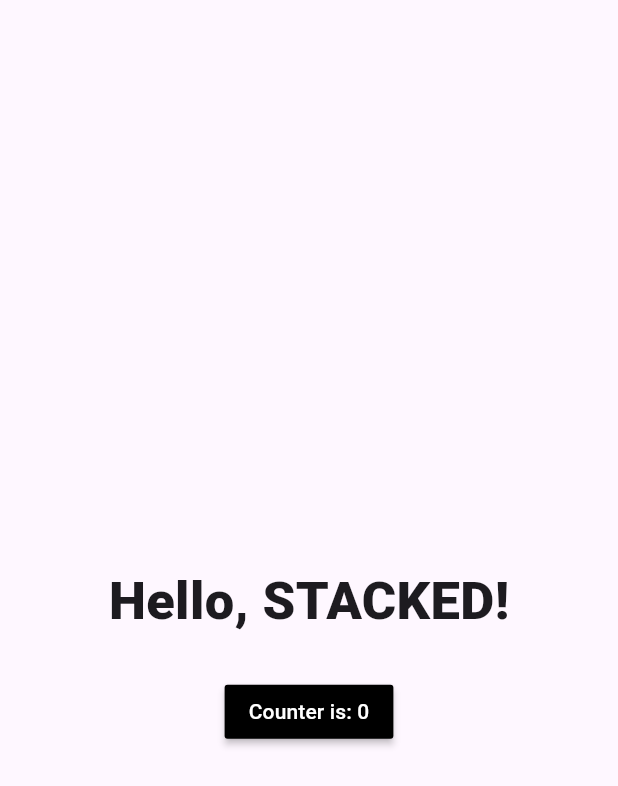
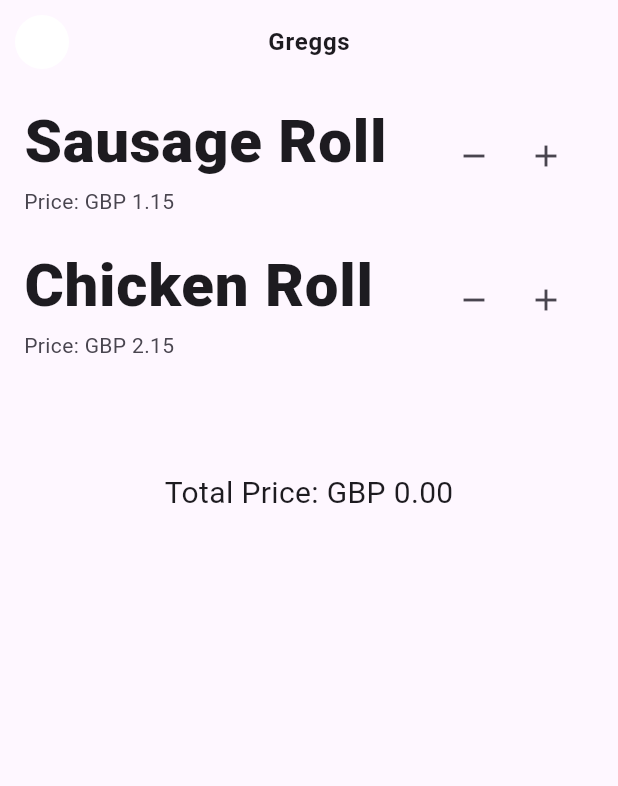
Before and after one commit to thapelo-mokole/flutter_greggs, a Flutter app: the screen it shows after launch, on a phone screen of 412 x 824 dp. Shown: the top 786 px of the screen. Run offline on Flutter 3.47's test engine with Material 3 defaults, Android fonts, the phone set to English and light mode, and no system bars; our stand-ins replace stacked, stacked_services, stacked_shared.

Commit message:
Working model

```diff
--- a/lib/app/app.dart
+++ b/lib/app/app.dart
@@ -1,3 +1,5 @@
+import 'package:flutter_greggs_app/services/basket_api_service.dart';
+import 'package:flutter_greggs_app/services/mock_api_service.dart';
 import 'package:flutter_greggs_app/ui/views/home/home_view.dart';
 import 'package:flutter_greggs_app/ui/views/startup/startup_view.dart';
 import 'package:stacked/stacked_annotations.dart';
@@ -12,6 +14,8 @@
   ],
   dependencies: [
     LazySingleton(classType: NavigationService),
+    LazySingleton(classType: MockApiService),
+    LazySingleton(classType: BasketApiService),
     // @stacked-service
   ],
 )
--- a/lib/app/app.locator.dart
+++ b/lib/app/app.locator.dart
@@ -8,6 +8,9 @@
 
 import 'package:stacked_services/src/navigation/navigation_service.dart';
 import 'package:stacked_shared/stacked_shared.dart';
+
+import '../services/basket_api_service.dart';
+import '../services/mock_api_service.dart';
 
 final locator = StackedLocator.instance;
 
@@ -21,4 +24,6 @@
 
 // Register dependencies
   locator.registerLazySingleton(() => NavigationService());
+  locator.registerLazySingleton(() => MockApiService());
+  locator.registerLazySingleton(() => BasketApiService());
 }
--- /dev/null
+++ b/lib/services/basket_api_service.dart
@@ -0,0 +1,39 @@
+import 'package:flutter_greggs_app/ui/models/basket_item.dart';
+
+class BasketApiService {
+  final Map<String, BasketItem> _items = {};
+
+  Map<String, BasketItem> get items {
+    return {..._items};
+  }
+
+  void addItem(String code, String name, double price) {
+    if (_items.containsKey(code)) {
+      _items[code]!.quantity++;
+    } else {
+      _items.putIfAbsent(
+          code, () => BasketItem(code: code, name: name, price: price));
+    }
+    print(_items);
+  }
+
+  void removeItem(String code) {
+    if (!_items.containsKey(code)) {
+      return;
+    }
+    if (_items[code]!.quantity > 1) {
+      _items[code]!.quantity--;
+    } else {
+      _items.remove(code);
+    }
+  }
+
+  double get totalItems {
+    return _items.values
+        .fold(0, (total, item) => (total + item.price * item.quantity));
+  }
+
+  void clearBasket() {
+    _items.clear();
+  }
+}
--- /dev/null
+++ b/lib/services/mock_api_service.dart
@@ -0,0 +1,55 @@
+import 'dart:convert';
+
+import 'package:flutter_greggs_app/ui/models/product.dart';
+
+class MockApiService {
+  Future<List<Product>> fetchProducts() async {
+    String responseJson = '''[
+    {
+      "articleCode": "1000446",
+      "shopCode": "1234",
+      "availableFrom": "2020-12-30T00:00:00Z",
+      "availableUntil": "2045-05-13T23:59:59Z",
+      "eatOutPrice": 1.05,
+      "eatInPrice": 1.15,
+      "articleName": "Sausage Roll",
+      "dayParts": [
+        "Breakfast",
+        "Lunch",
+        "Evening"
+      ],
+      "internalDescription": "Sausage Roll",
+      "customerDescription": "The Nation’s favourite Sausage Roll.\\n\\nMuch like Elvis was hailed the King of Rock, many have appointed Greggs as the (unofficial) King of Sausage Rolls.\\n\\nFreshly baked in our shops throughout the day, this British classic is made from seasoned sausage meat wrapped in layers of crisp, golden puff pastry, as well as a large dollop of TLC. It’s fair to say, we’re proper proud of them.\\n\\nAnd that’s it. No clever twist. No secret ingredient. It’s how you like them, so that’s how we make them.\\n\\n",
+      "imageUri": "https://articles.greggs.co.uk/images/1000446.png?1623244287449",
+      "thumbnailUri": "https://articles.greggs.co.uk/images/1000446-thumb.png?1623244287450"
+    },
+    {
+      "articleCode": "1000447",
+      "shopCode": "1235",
+      "availableFrom": "2021-01-01T00:00:00Z",
+      "availableUntil": "2045-06-14T23:59:59Z",
+      "eatOutPrice": 2.05,
+      "eatInPrice": 2.15,
+      "articleName": "Chicken Roll",
+      "dayParts": [
+        "Breakfast",
+        "Lunch"
+      ],
+      "internalDescription": "Chicken Roll",
+      "customerDescription": "The Nation’s favourite Sausage Roll.\\n\\nMuch like Elvis was hailed the King of Rock, many have appointed Greggs as the (unofficial) King of Sausage Rolls.\\n\\nFreshly baked in our shops throughout the day, this British classic is made from seasoned sausage meat wrapped in layers of crisp, golden puff pastry, as well as a large dollop of TLC. It’s fair to say, we’re proper proud of them.\\n\\nAnd that’s it. No clever twist. No secret ingredient. It’s how you like them, so that’s how we make them.\\n\\n",
+      "imageUri": "https://articles.greggs.co.uk/images/1000447.png?1623244287449",
+      "thumbnailUri": "https://articles.greggs.co.uk/images/1000447-thumb.png?1623244287450"
+    }
+    ]
+    ''';
+
+    await Future.delayed(const Duration(seconds: 3));
+
+    List<dynamic> data = jsonDecode(responseJson);
+
+    List<Product> products =
+        data.map((productJson) => Product.fromJson(productJson)).toList();
+
+    return products;
+  }
+}
--- /dev/null
+++ b/lib/ui/models/product.dart
@@ -0,0 +1,65 @@
+import 'dart:convert';
+
+class Product {
+  final String articleCode;
+  final String shopCode;
+  final DateTime availableFrom;
+  final DateTime availableUntil;
+  final double eatOutPrice;
+  final double eatInPrice;
+  final String articleName;
+  final List<String> dayParts;
+  final String internalDescription;
+  final String customerDescription;
+  final String imageUri;
+  final String thumbnailUri;
+
+  Product({
+    required this.articleCode,
+    required this.shopCode,
+    required this.availableFrom,
+    required this.availableUntil,
+    required this.eatOutPrice,
+    required this.eatInPrice,
+    required this.articleName,
+    required this.dayParts,
+    required this.internalDescription,
+    required this.customerDescription,
+    required this.imageUri,
+    required this.thumbnailUri,
+  });
+
+  factory Product.fromJson(Map<String, dynamic> json) {
+    return Product(
+      articleCode: json['articleCode'],
+      shopCode: json['shopCode'],
+      availableFrom: DateTime.parse(json['availableFrom']),
+      availableUntil: DateTime.parse(json['availableUntil']),
+      eatOutPrice: json['eatOutPrice'].toDouble(),
+      eatInPrice: json['eatInPrice'].toDouble(),
+      articleName: json['articleName'],
+      dayParts: List<String>.from(json['dayParts']),
+      internalDescription: json['internalDescription'],
+      customerDescription: json['customerDescription'],
+      imageUri: json['imageUri'],
+      thumbnailUri: json['thumbnailUri'],
+    );
+  }
+
+  Map<String, dynamic> toJson() {
+    return {
+      'articleCode': articleCode,
+      'shopCode': shopCode,
+      'availableFrom': availableFrom.toIso8601String(),
+      'availableUntil': availableUntil.toIso8601String(),
+      'eatOutPrice': eatOutPrice,
+      'eatInPrice': eatInPrice,
+      'articleName': articleName,
+      'dayParts': dayParts,
+      'internalDescription': internalDescription,
+      'customerDescription': customerDescription,
+      'imageUri': imageUri,
+      'thumbnailUri': thumbnailUri,
+    };
+  }
+}
--- a/lib/ui/views/home/home_view.dart
+++ b/lib/ui/views/home/home_view.dart
@@ -1,6 +1,6 @@
 import 'package:flutter/material.dart';
+import 'package:flutter_greggs_app/ui/common/ui_helpers.dart';
 import 'package:stacked/stacked.dart';
-import 'package:flutter_greggs_app/ui/common/ui_helpers.dart';
 
 import 'home_viewmodel.dart';
 
@@ -14,45 +14,154 @@
     Widget? child,
   ) {
     return Scaffold(
-      body: SafeArea(
-        child: Padding(
-          padding: const EdgeInsets.symmetric(horizontal: 25.0),
-          child: Center(
-            child: Column(
-              mainAxisSize: MainAxisSize.max,
-              mainAxisAlignment: MainAxisAlignment.spaceBetween,
-              children: [
-                verticalSpaceLarge,
-                Column(
-                  children: [
-                    const Text(
-                      'Hello, STACKED!',
-                      style: TextStyle(
-                        fontSize: 35,
-                        fontWeight: FontWeight.w900,
+        appBar: AppBar(
+          title: Text(
+            'Greggs',
+            style: Theme.of(context)
+                .textTheme
+                .bodyLarge!
+                .copyWith(fontWeight: FontWeight.w600),
+          ),
+          centerTitle: true,
+          elevation: 0,
+          leading: Padding(
+            padding: const EdgeInsets.symmetric(horizontal: 10),
+            child: Container(
+              decoration: const BoxDecoration(
+                color: Colors.white,
+                shape: BoxShape.circle,
               ),
             ),
-                    verticalSpaceMedium,
-                    MaterialButton(
+          ),
+        ),
+        body: SingleChildScrollView(
+          child: Column(
+            children: [
+              viewModel.isBusy
+                  ? const Center(
+                      child: Column(
+                        mainAxisSize: MainAxisSize.min,
+                        children: [
+                          SizedBox(
+                            width: 16,
+                            height: 16,
+                            child: CircularProgressIndicator(
                               color: Colors.black,
-                      onPressed: viewModel.incrementCounter,
-                      child: Text(
-                        viewModel.counterLabel,
-                        style: const TextStyle(color: Colors.white),
+                              strokeWidth: 6,
                             ),
                           ),
                         ],
                       ),
-                Row(
-                  mainAxisAlignment: MainAxisAlignment.spaceBetween,
-                  children: [],
+                    )
+                  : ListView.builder(
+                      shrinkWrap: true,
+                      physics: const NeverScrollableScrollPhysics(),
+                      itemCount: viewModel.products.length,
+                      itemBuilder: (context, index) {
+                        final item = viewModel.products[index];
+
+                        return Center(
+                          child: Column(
+                            mainAxisSize: MainAxisSize.min,
+                            children: [
+                              Center(
+                                child: Column(
+                                  mainAxisSize: MainAxisSize.min,
+                                  children: [
+                                    ListTile(
+                                      title: Text(
+                                        item.articleName,
+                                        style: const TextStyle(
+                                            fontSize: 40,
+                                            fontWeight: FontWeight.w900),
+                                      ),
+                                      subtitle:
+                                          Text("Price: GBP ${item.eatInPrice}"),
+                                      trailing: Row(
+                                        mainAxisSize: MainAxisSize.min,
+                                        children: [
+                                          IconButton(
+                                            icon: const Icon(Icons.remove),
+                                            onPressed: () {
+                                              viewModel
+                                                  .removeItem(item.articleCode);
+                                            },
+                                          ),
+                                          IconButton(
+                                            icon: const Icon(Icons.add),
+                                            onPressed: () {
+                                              viewModel.addItem(
+                                                  item.articleCode,
+                                                  item.articleName,
+                                                  item.eatInPrice);
+                                            },
+                                          ),
+                                        ],
+                                      ),
+                                    ),
+                                  ],
+                                ),
                               )
                             ],
                           ),
+                        );
+                      },
+                    ),
+              verticalSpaceLarge,
+              Padding(
+                padding: const EdgeInsets.all(16.0),
+                child: Column(
+                  children: [
+                    Text(
+                      'Total Price: GBP ${viewModel.basketApiService.totalItems.toStringAsFixed(2)}',
+                      style: const TextStyle(fontSize: 20),
+                    ),
+                    const SizedBox(height: 10),
+                  ],
                 ),
               ),
+              verticalSpaceLarge,
+              ListView.builder(
+                shrinkWrap: true,
+                physics: const NeverScrollableScrollPhysics(),
+                itemCount: 1,
+                itemBuilder: (context, index) {
+                  final items = viewModel.basketApiService.items.values
+                      .toList(growable: false);
+
+                  List<Widget> widgetList = [];
+
+                  for (var item in items) {
+                    widgetList.add(
+                      ListTile(
+                        title: Text(
+                          item.name,
+                          style: const TextStyle(
+                              fontSize: 40, fontWeight: FontWeight.w900),
+                        ),
+                        subtitle: Text("Quantity: ${item.quantity}"),
                       ),
                     );
+                  }
+
+                  return Center(
+                    child: Column(
+                      mainAxisSize: MainAxisSize.min,
+                      children: [
+                        Center(
+                          child: Column(
+                            mainAxisSize: MainAxisSize.min,
+                            children: widgetList,
+                          ),
+                        )
+                      ],
+                    ),
+                  );
+                },
+              ),
+            ],
+          ),
+        ));
   }
 
   @override
--- a/lib/ui/views/home/home_viewmodel.dart
+++ b/lib/ui/views/home/home_viewmodel.dart
@@ -1,14 +1,39 @@
 import 'package:flutter_greggs_app/app/app.locator.dart';
+import 'package:flutter_greggs_app/services/basket_api_service.dart';
+import 'package:flutter_greggs_app/services/mock_api_service.dart';
+import 'package:flutter_greggs_app/ui/models/product.dart';
 import 'package:stacked/stacked.dart';
-import 'package:stacked_services/stacked_services.dart';
 
-class HomeViewModel extends BaseViewModel {
-  String get counterLabel => 'Counter is: $_counter';
+class HomeViewModel extends FutureViewModel<void> {
+  final BasketApiService basketApiService = locator<BasketApiService>();
+  final MockApiService _mockApiService = locator<MockApiService>();
+  List<Product> products = [];
 
-  int _counter = 0;
+  Future<void> fetchData() async {
+    try {
+      setBusy(true);
+      var results = await _mockApiService.fetchProducts();
+      products.addAll(results);
+    } catch (e) {
+      throw Exception(e.toString());
+    } finally {
+      setBusy(false);
+    }
+  }
 
-  void incrementCounter() {
-    _counter++;
-    rebuildUi();
+  @override
+  Future<void> futureToRun() => fetchData();
+
+  @override
+  void onError(error) {}
+
+  void removeItem(String articleCode) {
+    basketApiService.removeItem(articleCode);
+    notifyListeners();
+  }
+
+  void addItem(String articleCode, String articleName, double eatInPrice) {
+    basketApiService.addItem(articleCode, articleName, eatInPrice);
+    notifyListeners();
   }
 }
--- a/lib/ui/views/startup/startup_view.dart
+++ b/lib/ui/views/startup/startup_view.dart
@@ -20,7 +20,7 @@
           mainAxisSize: MainAxisSize.min,
           children: [
             Text(
-              'STACKED',
+              'Greggs',
               style: TextStyle(fontSize: 40, fontWeight: FontWeight.w900),
             ),
             Row(
```
Also changed, not shown: lib/ui/models/basket_item.dart (added, +13 -0 lines). Lines whose indentation alone changed are shown as unchanged.
